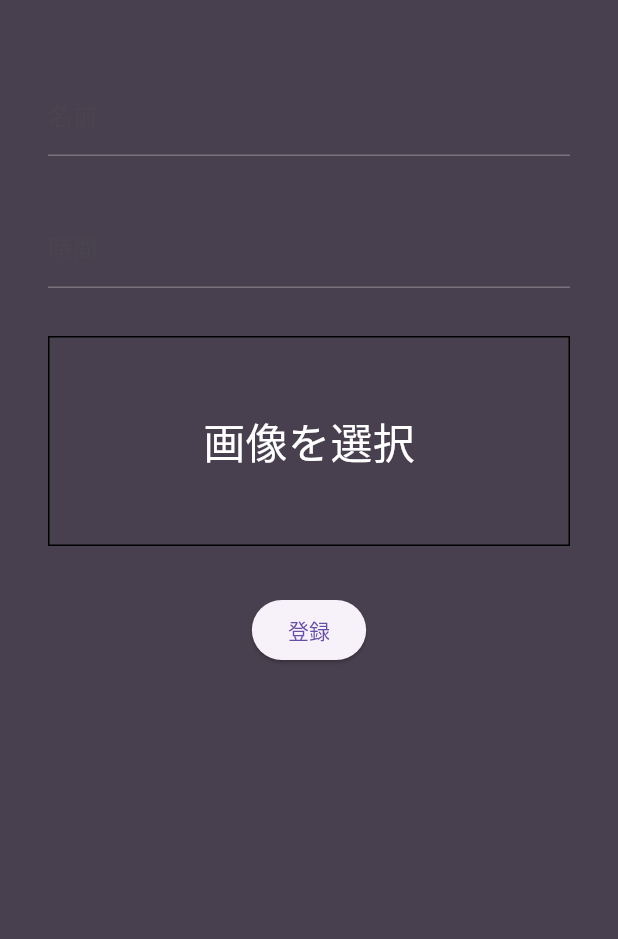
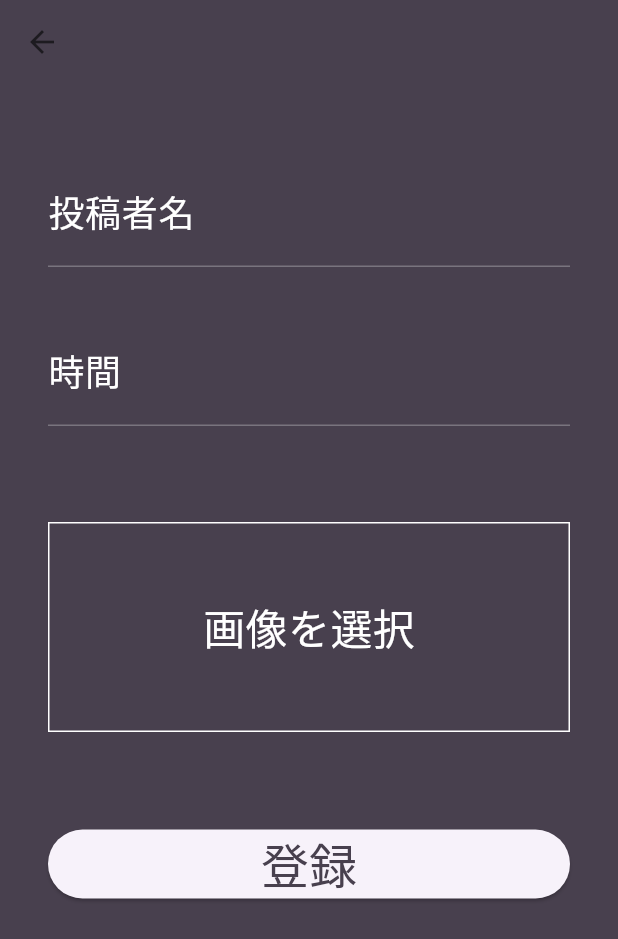
Before and after one commit to noriHanda/spajam_stech_mobile, a Flutter app: the InputScreen screen opened directly, on a phone screen of 412 x 824 dp. Shown: the top 939 px of the screen. Run offline on Flutter 3.47's test engine with Material 2 defaults, Android fonts, the phone set to English and light mode, and no system bars; our stand-ins replace cached_network_image, dio, firebase_core, firebase_storage, flutter_riverpod, freezed_annotation and 2 more; accounts and stored records are empty; Roboto replaces fonts that are missing (AoyagiKouzanFontT).

Commit message:
Prettify input screen

```diff
--- a/lib/gen/assets.gen.dart
+++ b/lib/gen/assets.gen.dart
@@ -11,6 +11,9 @@ import 'package:flutter/widgets.dart';
 
 class $AssetsHanabiGen {
   const $AssetsHanabiGen();
+
+  /// File path: assets/hanabi/icon.png
+  AssetGenImage get icon => const AssetGenImage('assets/hanabi/icon.png');
 
   /// File path: assets/hanabi/senkou_hanabi_body.png
   AssetGenImage get senkouHanabiBody =>
--- a/lib/main.dart
+++ b/lib/main.dart
@@ -24,7 +24,7 @@ class MyApp extends StatelessWidget {
         useMaterial3: true,
         fontFamily: 'AoyagiKouzanFontT',
         scaffoldBackgroundColor: const Color(0xff48404E),
-        primaryColor: const Color(0xff000000),
+        primaryColor: const Color(0xff48404E),
         textTheme: textTheme,
         primarySwatch: Colors.amber,
       ),
--- a/lib/views/home_screen.dart
+++ b/lib/views/home_screen.dart
@@ -1,6 +1,7 @@
 import 'package:flutter/material.dart';
 import 'package:flutter_riverpod/flutter_riverpod.dart';
 import 'package:spajam_stech/controllers/post_list_notifier.dart';
+import 'package:spajam_stech/gen/assets.gen.dart';
 import 'package:spajam_stech/views/components/hanabi_segment.dart';
 import 'package:spajam_stech/views/input_screen.dart';
 
@@ -57,11 +58,11 @@ class _HomeScreenState extends ConsumerState<HomeScreen> {
           Navigator.push<Object?>(
             context,
             MaterialPageRoute<Object?>(
-              builder: (context) => InputScreen(),
+              builder: (context) => const InputScreen(),
             ),
           );
         },
-        child: const Icon(Icons.add),
+        child: ImageIcon(AssetImage(Assets.hanabi.icon.path)),
       ),
     );
   }
--- a/lib/views/input_screen.dart
+++ b/lib/views/input_screen.dart
@@ -10,18 +10,26 @@ import 'package:spajam_stech/networking/api_client.dart';
 import 'package:spajam_stech/networking/app_dio.dart';
 import 'package:spajam_stech/networking/storage_client.dart';
 
-class InputScreen extends ConsumerWidget {
-  InputScreen({super.key});
+class InputScreen extends ConsumerStatefulWidget {
+  const InputScreen({super.key});
 
+  @override
+  ConsumerState<InputScreen> createState() => _InputScreenState();
+}
+
+class _InputScreenState extends ConsumerState<InputScreen> {
   final textProvider = Provider<List<TextEditingController>>((ref) {
     return [TextEditingController(), TextEditingController()];
   });
 
   @override
-  Widget build(BuildContext context, WidgetRef ref) {
+  Widget build(BuildContext context) {
     final uploadSucceeded = ref.watch(uploadImageProvider) != null;
     File? selectedImage;
     return Scaffold(
+      appBar: AppBar(
+        backgroundColor: Colors.transparent,
+      ),
       body: SingleChildScrollView(
         child: Center(
           child: Padding(
@@ -31,14 +39,30 @@ class InputScreen extends ConsumerWidget {
                 Padding(
                   padding: const EdgeInsets.symmetric(vertical: 16),
                   child: TextField(
-                    decoration: const InputDecoration(labelText: '名前'),
+                    style: const TextStyle(fontSize: 24, color: Colors.white),
+                    keyboardType: TextInputType.name,
+                    decoration: const InputDecoration(
+                      labelText: '投稿者名',
+                      labelStyle: TextStyle(
+                        fontSize: 24,
+                        color: Colors.white,
+                      ),
+                    ),
                     controller: ref.watch(textProvider)[0],
                   ),
                 ),
                 Padding(
                   padding: const EdgeInsets.symmetric(vertical: 16),
                   child: TextField(
-                    decoration: const InputDecoration(labelText: '時間'),
+                    style: const TextStyle(fontSize: 24, color: Colors.white),
+                    keyboardType: TextInputType.number,
+                    decoration: const InputDecoration(
+                      labelText: '時間',
+                      labelStyle: TextStyle(
+                        fontSize: 24,
+                        color: Colors.white,
+                      ),
+                    ),
                     controller: ref.watch(textProvider)[1],
                   ),
                 ),
@@ -52,28 +76,24 @@ class InputScreen extends ConsumerWidget {
                       : InkWell(
                           onTap: () async {
                             selectedImage = await selectImage();
-                            // if (selectedImage != null) {
-                            //   imageUrl = await uploadImage(selectedImage!);
-                            // }
-                            // if (imageUrl != null) {
                             ref
                                 .read(uploadImageProvider.notifier)
                                 .update((state) => selectedImage);
-                            // } else {
-                            //   ref
-                            //       .read(uploadImageProvider.notifier)
-                            //       .update((state) => null);
-                            // }
                           },
-                          child: Container(
-                            decoration: BoxDecoration(border: Border.all()),
-                            height: 140,
-                            child: const Center(child: Text('画像を選択')),
+                          child: Padding(
+                            padding: const EdgeInsets.only(top: 32),
+                            child: Container(
+                              decoration: BoxDecoration(
+                                border: Border.all(color: Colors.white),
+                              ),
+                              height: 140,
+                              child: const Center(child: Text('画像を選択')),
+                            ),
                           ),
                         ),
                 ),
                 Padding(
-                  padding: const EdgeInsets.symmetric(vertical: 16),
+                  padding: const EdgeInsets.symmetric(vertical: 48),
                   child: ElevatedButton(
                     onPressed: () async {
                       final imageUrl =
@@ -89,8 +109,20 @@ class InputScreen extends ConsumerWidget {
                         name: name.text,
                       );
                       await apiClient.createPost(post);
+                      if (!mounted) {
+                        return;
+                      }
+                      Navigator.pop(context);
                     },
-                    child: const Text('登録'),
+                    child: Center(
+                      child: Text(
+                        '登録',
+                        style: TextStyle(
+                          fontSize: 32,
+                          color: Theme.of(context).primaryColor,
+                        ),
+                      ),
+                    ),
                   ),
                 ),
               ],
```
Also changed, not shown: assets/hanabi/icon.png (added).
